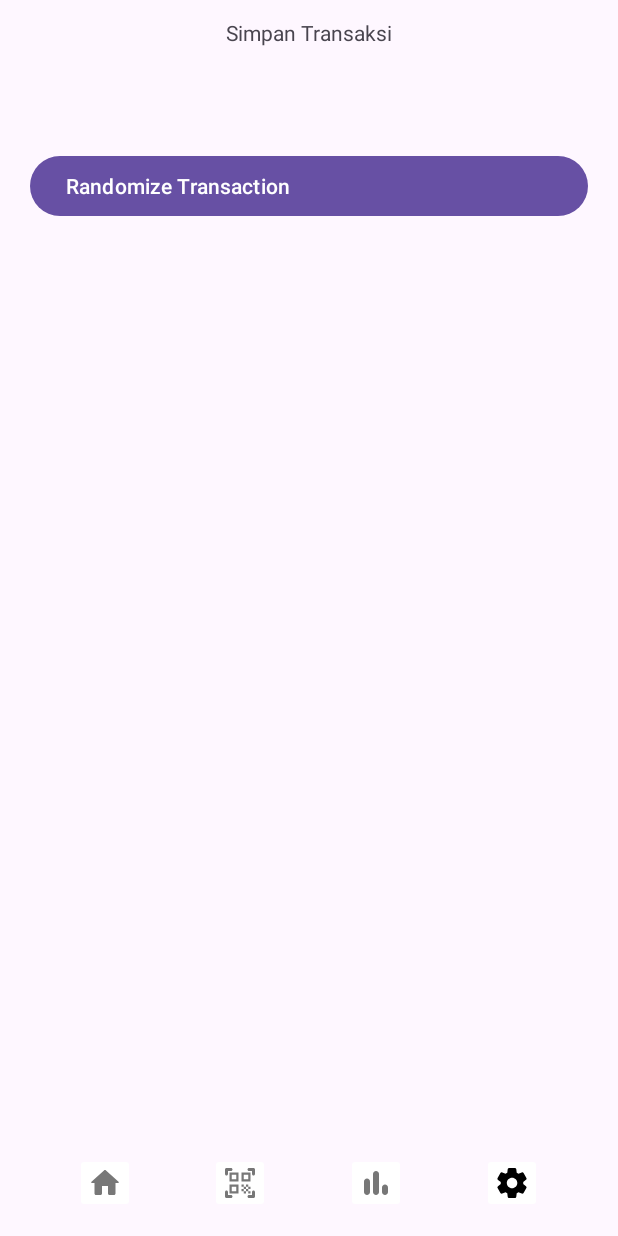
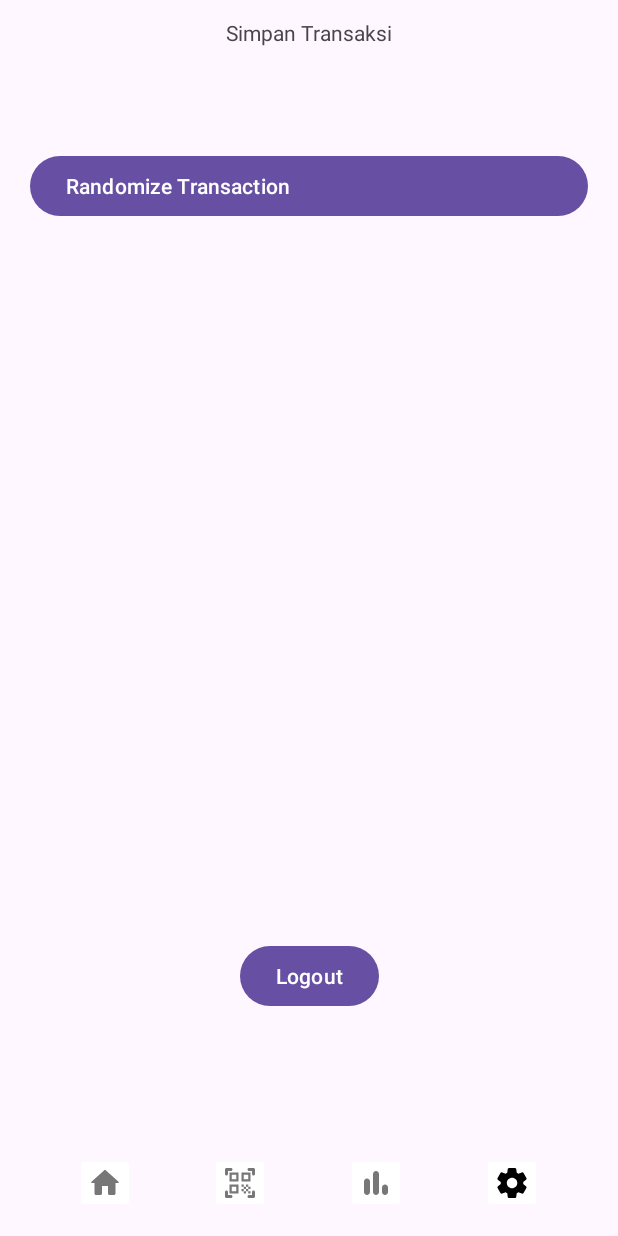
Before and after one commit to Ulung32/BondoMan, an Android app: the SettingFragment screen opened through its navigation route, on a phone screen of 412 x 824 dp. Run offline under Robolectric (Android 15) with nearby library versions, the light colour scheme and no system bars; our stand-ins replace Room's generated code; libraries missing offline, so code that uses them is left out: pub.devrel.easypermissions.

Commit message:
feat logout

```diff
--- a/app/src/main/java/com/example/bondoman/MainActivity.kt
+++ b/app/src/main/java/com/example/bondoman/MainActivity.kt
@@ -51,6 +51,7 @@ class MainActivity : AppCompatActivity() {
         val tokenManager = TokenManager(this)
         if(tokenManager.getToken().isNullOrEmpty()){
             val intent = Intent(applicationContext, LoginActivity::class.java)
+            intent.flags = Intent.FLAG_ACTIVITY_NEW_TASK or Intent.FLAG_ACTIVITY_CLEAR_TASK //clear back stack
             startActivity(intent)
         }
 
--- a/app/src/main/res/layout/fragment_setting.xml
+++ b/app/src/main/res/layout/fragment_setting.xml
@@ -31,4 +31,21 @@
         app:layout_constraintTop_toTopOf="parent"
         android:gravity="start|center_vertical" />
 
+    <Button
+        android:id="@+id/LogoutButton"
+        android:layout_width="wrap_content"
+        android:layout_height="wrap_content"
+        android:text="Logout"
+        app:layout_constraintBottom_toBottomOf="parent"
+        app:layout_constraintEnd_toEndOf="parent"
+        app:layout_constraintStart_toStartOf="parent"
+        app:layout_constraintTop_toTopOf="@+id/guideline4" />
+
+    <androidx.constraintlayout.widget.Guideline
+        android:id="@+id/guideline4"
+        android:layout_width="wrap_content"
+        android:layout_height="wrap_content"
+        android:orientation="horizontal"
+        app:layout_constraintGuide_begin="477dp" />
+
 </androidx.constraintlayout.widget.ConstraintLayout>
```
Also changed, not shown: app/src/main/java/com/example/bondoman/ui/SettingFragment.kt (+13 -0 lines).
